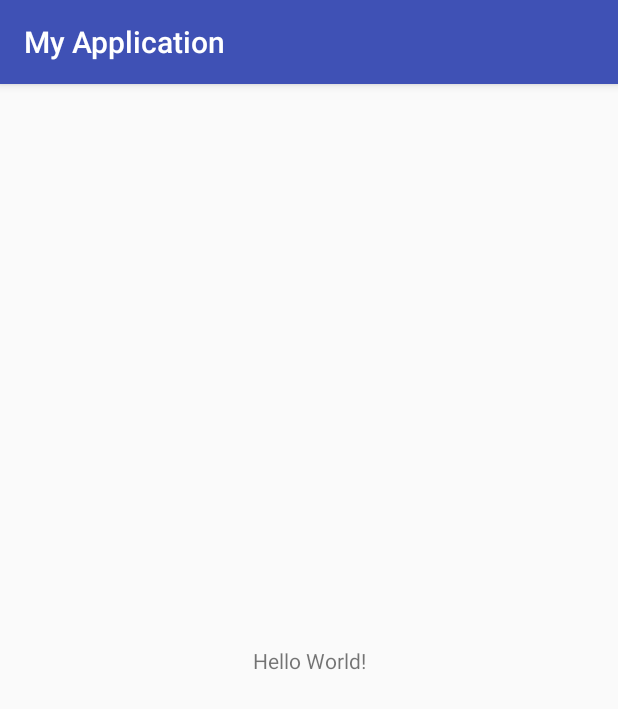
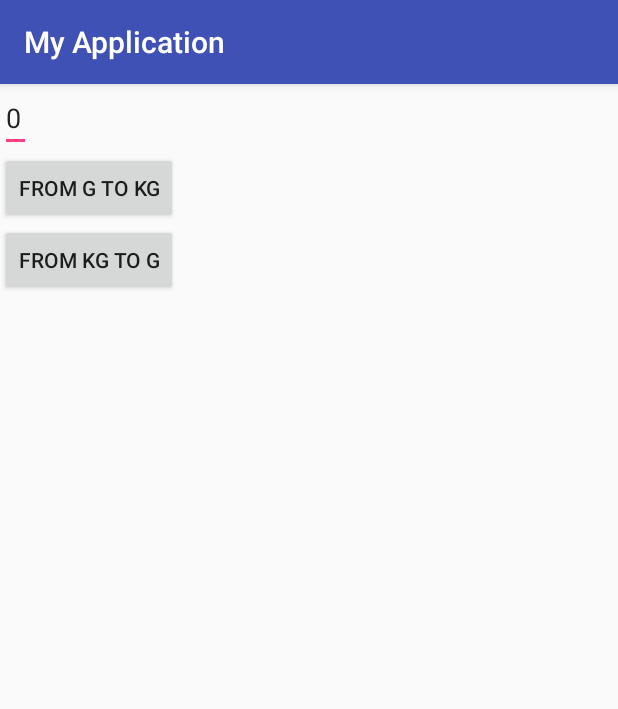
Before and after one commit to guancio/Sda-Converter1, an Android app: the screen it shows after launch (MainActivity), on a phone screen of 412 x 824 dp. Shown: the top 709 px of the screen. Run offline under Robolectric (Android 15) with nearby library versions, the phone set to English and light mode, and no system bars.

Commit message:
First import of the project

```diff
--- a/app/src/main/res/layout/activity_main.xml
+++ b/app/src/main/res/layout/activity_main.xml
@@ -6,13 +6,30 @@
     android:layout_height="match_parent"
     tools:context="se.kth.roberto.myapplication.MainActivity">
 
-    <TextView
+    <LinearLayout
+        android:layout_width="368dp"
+        android:layout_height="495dp"
+        android:orientation="vertical"
+        tools:layout_editor_absoluteY="8dp"
+        tools:layout_editor_absoluteX="8dp">
+
+    <EditText
+        android:id="@+id/input_value_from_user"
         android:layout_width="wrap_content"
         android:layout_height="wrap_content"
-        android:text="Hello World!"
-        app:layout_constraintBottom_toBottomOf="parent"
-        app:layout_constraintLeft_toLeftOf="parent"
-        app:layout_constraintRight_toRightOf="parent"
-        app:layout_constraintTop_toTopOf="parent" />
+        android:text="0"/>
 
+    <Button
+        android:id="@+id/convert_from_g_to_kg"
+        android:layout_width="wrap_content"
+        android:layout_height="wrap_content"
+        android:text="From g to KG"
+        android:onClick="convert"/>
+    <Button
+        android:id="@+id/convert_from_kg_to_g"
+            android:layout_width="wrap_content"
+            android:layout_height="wrap_content"
+            android:text="From Kg to g"
+            android:onClick="convert"/>
+    </LinearLayout>
 </android.support.constraint.ConstraintLayout>
```
Also changed, not shown: app/src/main/java/se/kth/roberto/myapplication/BadException.java (added, +8 -0 lines), app/src/main/java/se/kth/roberto/myapplication/MainActivity.java (+39 -0 lines), app/src/main/java/se/kth/roberto/myapplication/controller/ConverterController.java (added, +23 -0 lines).
